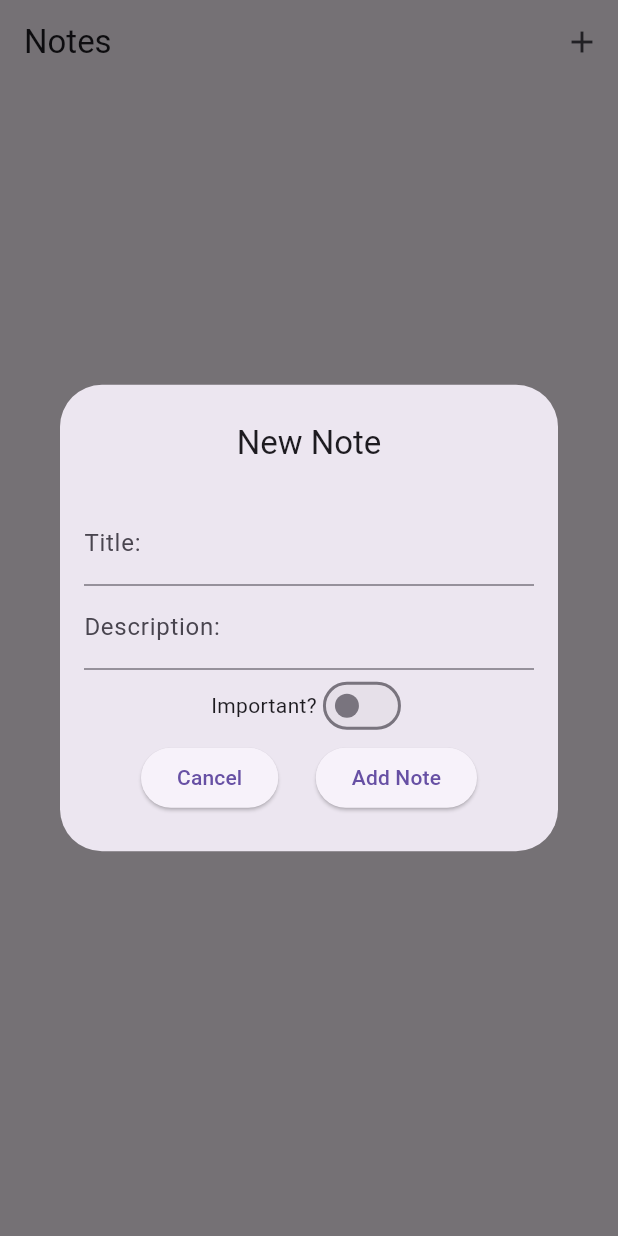
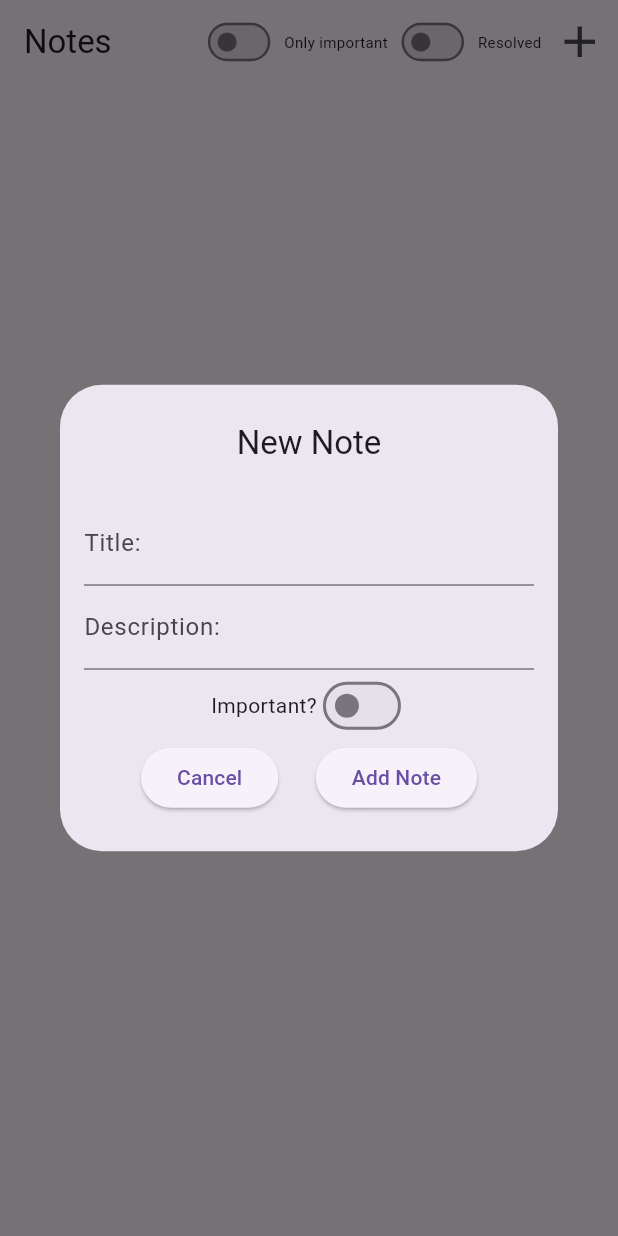
Before and after one commit to TarzanOfJungle/notes_manager, a Flutter app: the screen it shows after launch, after a tap on the "add" icon, on a phone screen of 412 x 824 dp. Run offline on Flutter 3.47's test engine with Material 3 defaults, Android fonts, the phone set to English and light mode, and no system bars; our stand-ins replace hive, hive_flutter; accounts and stored records are empty.

Commit message:
feat: added filter switches + implemented only important filter

```diff
--- a/lib/common/config/startup.dart
+++ b/lib/common/config/startup.dart
@@ -10,20 +10,8 @@ abstract class Startup {
     await Hive.initFlutter();
     await _initBoxes();
     await Hive.openBox<Note>(HiveConstants.NOTES_BOX_KEY);
-
-    var lifecycleObserver = _AppLifecycleObserver();
-    WidgetsBinding.instance.addObserver(lifecycleObserver);
   }
   static Future<void> _initBoxes() async {
     Hive.registerAdapter(NoteAdapter());
   }
 }
-
-class _AppLifecycleObserver extends WidgetsBindingObserver {
-  @override
-  void didChangeAppLifecycleState(AppLifecycleState state) {
-    if (state == AppLifecycleState.paused) {
-      Hive.close(); // Close Hive when the app is paused or terminated
-    }
-  }
-}
--- /dev/null
+++ b/lib/common/widgets/switch_with_label.dart
@@ -0,0 +1,35 @@
+import 'package:flutter/material.dart';
+
+import '../constants/ui_constants.dart';
+
+class SwitchWithLabel extends StatelessWidget {
+  final bool value;
+  final void Function(bool) onChanged;
+  final String title;
+
+  const SwitchWithLabel(
+      {super.key,
+      required this.value,
+      required this.onChanged,
+      required this.title});
+
+  @override
+  Widget build(BuildContext context) {
+    return Row(
+      children: [
+        Transform.scale(
+          scale: 0.8,
+          child: Switch(
+            value: value,
+            onChanged: onChanged,
+          ),
+        ),
+        Text(title,
+            style: const TextStyle(
+              fontSize: UiConstants.smallFontSize,
+            )),
+      ],
+    );
+    ;
+  }
+}
--- a/lib/main.dart
+++ b/lib/main.dart
@@ -17,7 +17,7 @@ class NotesManagerApp extends StatelessWidget {
       theme: ThemeData(
         useMaterial3: true,
       ),
-      home: NotesPage(),
+      home: const NotesPage(),
     );
   }
 }
--- a/lib/notes/screens/notes_page.dart
+++ b/lib/notes/screens/notes_page.dart
@@ -1,15 +1,30 @@
 import 'package:flutter/material.dart';
-import 'package:hive/hive.dart';
 import 'package:hive_flutter/hive_flutter.dart';
 import 'package:notes_manager/common/constants/hive_constants.dart';
+import 'package:notes_manager/common/widgets/switch_with_label.dart';
 import 'package:notes_manager/notes/widgets/dialogs/note_dialog.dart';
 import 'package:notes_manager/notes/widgets/note_tile.dart';
 
 import '../models/note.dart';
 
-class NotesPage extends StatelessWidget {
-  NotesPage({super.key});
+class NotesPage extends StatefulWidget {
+  const NotesPage({super.key});
+
+  @override
+  State<NotesPage> createState() => _NotesPageState();
+}
+
+class _NotesPageState extends State<NotesPage> {
   final _notesBox = Hive.box<Note>(HiveConstants.NOTES_BOX_KEY);
+  bool _showOnlyImportant = false;
+  bool _showResolved = false;
+
+
+  @override
+  void dispose() {
+    Hive.close();
+    super.dispose();
+  }
 
   @override
   Widget build(BuildContext context) {
@@ -17,9 +32,10 @@ class NotesPage extends StatelessWidget {
       appBar: AppBar(
         title: const Text("Notes"),
         actions: [
+          _buildFilterSection(),
           IconButton(
               onPressed: () => _onNewButtonPressed(context),
-              icon: const Icon(Icons.add))
+              icon: const Icon(Icons.add, size: 35,))
         ],
       ),
       body: SingleChildScrollView(
@@ -27,14 +43,32 @@ class NotesPage extends StatelessWidget {
           children: [
             ValueListenableBuilder(
                 valueListenable: _notesBox.listenable(),
-                builder: (context, _notesBox, _) {
+                builder: (context, notesBox, _) {
                   final notes = _notes;
                   return _buildNotesDisplay(notes);
-                }
-            ),
+                }),
           ],
         ),
       ),
+    );
+  }
+
+  Widget _buildFilterSection() {
+    return Row(
+      children: [
+        SwitchWithLabel(
+            value: _showOnlyImportant,
+            onChanged: (_) => setState(() {
+              _showOnlyImportant = !_showOnlyImportant;
+            }),
+            title: "Only important"),
+        SwitchWithLabel(
+            value: _showResolved,
+            onChanged: (_) => setState(() {
+              _showResolved = !_showResolved;
+            }),
+            title: "Resolved"),
+      ],
     );
   }
 
@@ -61,9 +95,8 @@ class NotesPage extends StatelessWidget {
   void _onNewButtonPressed(BuildContext context) {
     showDialog(
       context: context,
-      builder: (context) => NoteDialog(
-        onConfirm: (Note newNote) => _addNote(newNote)
-      ),
+      builder: (context) =>
+          NoteDialog(onConfirm: (Note newNote) => _addNote(newNote)),
     );
   }
 
@@ -78,6 +111,9 @@ class NotesPage extends StatelessWidget {
   List<Note> get _notes {
     List<Note> notesList = _notesBox.values.toList();
     notesList.sort((a, b) => b.createdAt.compareTo(a.createdAt));
+
+    notesList = notesList.where((note) => _showOnlyImportant ? note.isImportant : true).where((note) => !_showResolved ? !note.isResolved : true).toList();
+
     return notesList;
   }
 
```
